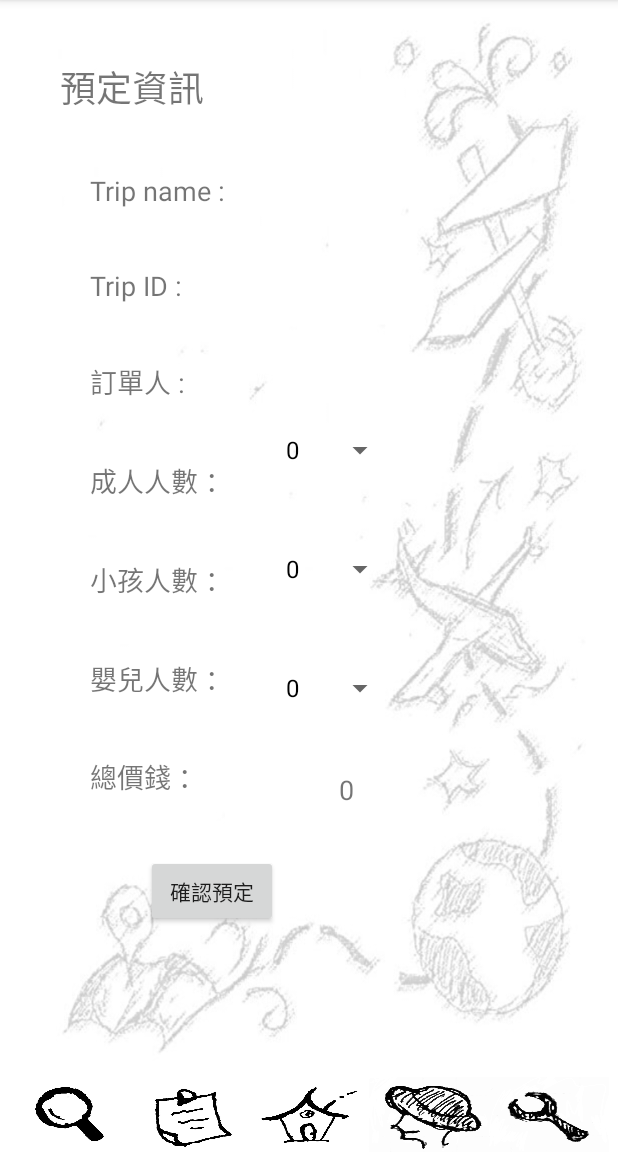
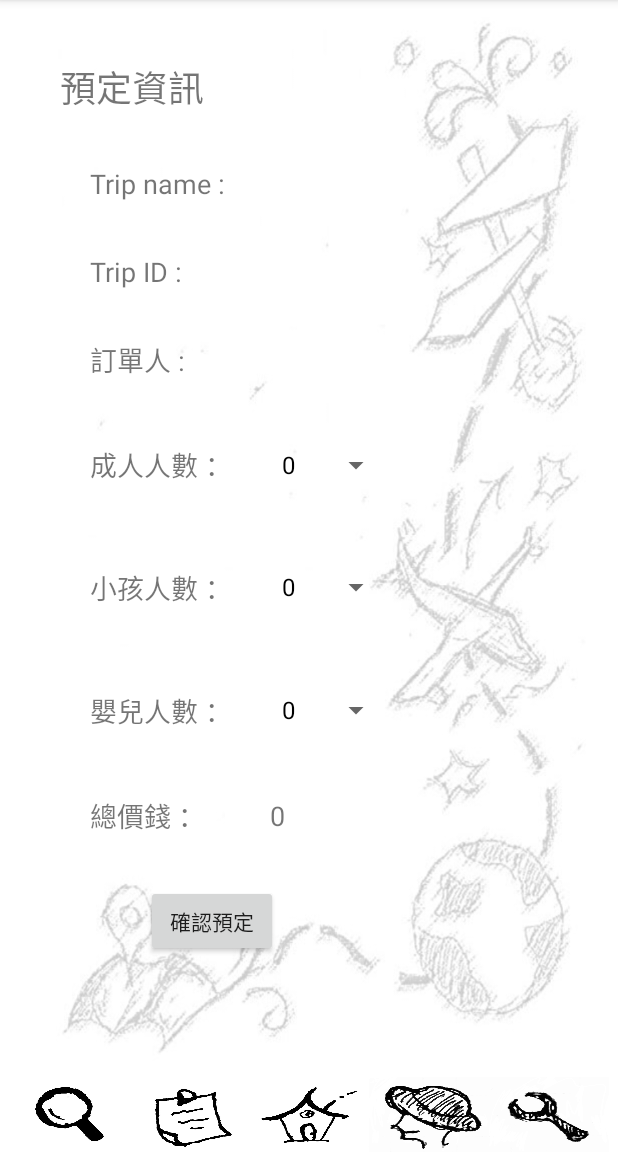
Before and after one commit to Jacksonacc877/OopTravelApp, an Android app: the Booking screen opened directly, with no data from a screen before it, on a phone screen of 412 x 824 dp, the part 84-1236 px from its top. Run offline under Robolectric (Android 15) with nearby library versions, the phone set to English and light mode, and no system bars; our stand-ins replace Firebase (no records; nobody signed in at launch, a user with empty details on screens opened directly); network calls fail; 6 statements that could not run were skipped.

Commit message:
layout push

```diff
--- a/app/src/main/java/com/example/oop_travel_app/search_related/Booking.java
+++ b/app/src/main/java/com/example/oop_travel_app/search_related/Booking.java
@@ -50,6 +50,7 @@ public class Booking extends AppCompatActivity {
         tv_title=(TextView)findViewById(R.id.arrange_inputtripname);
         Title=bundle.getString("Title");
         tv_title.setText(Title);
+        tv_title.setSelected(true);
         price=Integer.parseInt(bundle.getString("Price").toString());
         startdate=bundle.getString("StartDate");
         enddate=bundle.getString("EndDate");
--- a/app/src/main/res/layout/activity_account_register.xml
+++ b/app/src/main/res/layout/activity_account_register.xml
@@ -145,9 +145,9 @@
         android:layout_marginBottom="80dp"
         android:text="@string/regis_bt"
         app:layout_constraintBottom_toTopOf="@+id/linearLayout11"
-        app:layout_constraintEnd_toEndOf="parent"
-        app:layout_constraintHorizontal_bias="0.3"
-        app:layout_constraintStart_toStartOf="parent" />
+        app:layout_constraintEnd_toEndOf="@+id/regis_et_repassword"
+        app:layout_constraintHorizontal_bias="0.4"
+        app:layout_constraintStart_toStartOf="@+id/regis_repassword" />
 
     <LinearLayout
         android:id="@+id/linearLayout11"
--- a/app/src/main/res/layout/activity_booking.xml
+++ b/app/src/main/res/layout/activity_booking.xml
@@ -15,20 +15,24 @@
         android:layout_marginLeft="60dp"
         android:text="@string/arrange_tipname"
         android:textSize="18sp"
-        app:layout_constraintBottom_toTopOf="@+id/arrange_id"
+        app:layout_constraintBottom_toBottomOf="@+id/arrange_inputtripname"
         app:layout_constraintStart_toStartOf="parent"
-        app:layout_constraintTop_toBottomOf="@+id/arrange_title" />
+        app:layout_constraintTop_toTopOf="@+id/arrange_inputtripname" />
 
     <TextView
         android:id="@+id/arrange_inputtripname"
-        android:layout_width="150dp"
+        android:layout_width="170dp"
         android:layout_height="wrap_content"
-        android:layout_marginStart="30dp"
-        android:layout_marginLeft="30dp"
+        android:layout_marginStart="120dp"
+        android:layout_marginLeft="120dp"
+        android:ellipsize="marquee"
+        android:marqueeRepeatLimit="marquee_forever"
+        android:scrollHorizontally="true"
+        android:singleLine="true"
         android:text="TextView"
         android:textSize="18sp"
         app:layout_constraintBottom_toTopOf="@+id/arrange_inputid"
-        app:layout_constraintStart_toEndOf="@+id/arrange_tripname"
+        app:layout_constraintStart_toStartOf="@+id/arrange_tripname"
         app:layout_constraintTop_toBottomOf="@+id/arrange_title" />
 
     <TextView
@@ -39,20 +43,20 @@
         android:layout_marginLeft="60dp"
         android:text="@string/arrange_tripid"
         android:textSize="18sp"
-        app:layout_constraintBottom_toTopOf="@+id/arrange_username"
+        app:layout_constraintBottom_toBottomOf="@+id/arrange_inputid"
         app:layout_constraintStart_toStartOf="parent"
-        app:layout_constraintTop_toBottomOf="@+id/arrange_tripname" />
+        app:layout_constraintTop_toTopOf="@+id/arrange_inputid" />
 
     <TextView
         android:id="@+id/arrange_inputid"
         android:layout_width="wrap_content"
         android:layout_height="wrap_content"
-        android:layout_marginStart="52dp"
-        android:layout_marginLeft="52dp"
+        android:layout_marginStart="120dp"
+        android:layout_marginLeft="120dp"
         android:text="TextView"
         android:textSize="18sp"
         app:layout_constraintBottom_toTopOf="@+id/login_name"
-        app:layout_constraintStart_toEndOf="@+id/arrange_id"
+        app:layout_constraintStart_toStartOf="@+id/arrange_id"
         app:layout_constraintTop_toBottomOf="@+id/arrange_inputtripname" />
 
     <TextView
@@ -75,20 +79,20 @@
         android:layout_marginLeft="60dp"
         android:text="@string/arrange_username"
         android:textSize="18sp"
-        app:layout_constraintBottom_toTopOf="@+id/arrange_numadult"
+        app:layout_constraintBottom_toBottomOf="@+id/login_name"
         app:layout_constraintStart_toStartOf="parent"
-        app:layout_constraintTop_toBottomOf="@+id/arrange_id" />
+        app:layout_constraintTop_toTopOf="@+id/login_name" />
 
     <TextView
         android:id="@+id/login_name"
         android:layout_width="wrap_content"
         android:layout_height="wrap_content"
-        android:layout_marginStart="52dp"
-        android:layout_marginLeft="52dp"
+        android:layout_marginStart="120dp"
+        android:layout_marginLeft="120dp"
         android:text="TextView"
         android:textSize="18sp"
         app:layout_constraintBottom_toTopOf="@+id/spinner_adult"
-        app:layout_constraintStart_toEndOf="@+id/arrange_username"
+        app:layout_constraintStart_toStartOf="@+id/arrange_username"
         app:layout_constraintTop_toBottomOf="@+id/arrange_inputid" />
 
     <TextView
@@ -99,9 +103,9 @@
         android:layout_marginLeft="60dp"
         android:text="@string/numOfAdult"
         android:textSize="18sp"
-        app:layout_constraintBottom_toTopOf="@+id/arrange_numchild"
+        app:layout_constraintBottom_toBottomOf="@+id/spinner_adult"
         app:layout_constraintStart_toStartOf="parent"
-        app:layout_constraintTop_toBottomOf="@+id/arrange_username" />
+        app:layout_constraintTop_toTopOf="@+id/spinner_adult" />
 
     <TextView
         android:id="@+id/arrange_total_amount"
@@ -111,9 +115,9 @@
         android:layout_marginLeft="60dp"
         android:text="@string/total_amount"
         android:textSize="18sp"
-        app:layout_constraintBottom_toTopOf="@+id/arrange_button"
+        app:layout_constraintBottom_toBottomOf="@+id/arrange_amount"
         app:layout_constraintStart_toStartOf="parent"
-        app:layout_constraintTop_toBottomOf="@+id/arrange_numinfant" />
+        app:layout_constraintTop_toTopOf="@+id/arrange_amount" />
 
     <TextView
         android:id="@+id/arrange_numinfant"
@@ -123,18 +127,18 @@
         android:layout_marginLeft="60dp"
         android:text="@string/numOfInfant"
         android:textSize="18sp"
-        app:layout_constraintBottom_toTopOf="@+id/arrange_total_amount"
+        app:layout_constraintBottom_toBottomOf="@+id/spinner_infant"
         app:layout_constraintStart_toStartOf="parent"
-        app:layout_constraintTop_toBottomOf="@+id/arrange_numchild" />
+        app:layout_constraintTop_toTopOf="@+id/spinner_infant" />
 
     <Spinner
         android:id="@+id/spinner_infant"
         android:layout_width="wrap_content"
         android:layout_height="wrap_content"
-        android:layout_marginStart="28dp"
-        android:layout_marginLeft="28dp"
+        android:layout_marginStart="120dp"
+        android:layout_marginLeft="120dp"
         app:layout_constraintBottom_toTopOf="@+id/arrange_amount"
-        app:layout_constraintStart_toEndOf="@+id/arrange_numinfant"
+        app:layout_constraintStart_toStartOf="@+id/arrange_numinfant"
         app:layout_constraintTop_toBottomOf="@+id/spinner_child" />
 
     <TextView
@@ -145,15 +149,15 @@
         android:layout_marginLeft="60dp"
         android:text="@string/numOfChild"
         android:textSize="18sp"
-        app:layout_constraintBottom_toTopOf="@+id/arrange_numinfant"
+        app:layout_constraintBottom_toBottomOf="@+id/spinner_child"
         app:layout_constraintStart_toStartOf="parent"
-        app:layout_constraintTop_toBottomOf="@+id/arrange_numadult" />
+        app:layout_constraintTop_toTopOf="@+id/spinner_child" />
 
     <Button
         android:id="@+id/arrange_button"
         android:layout_width="wrap_content"
         android:layout_height="wrap_content"
-        android:layout_marginBottom="100dp"
+        android:layout_marginBottom="80dp"
         android:text="@string/booked"
         app:layout_constraintBottom_toTopOf="@+id/linearLayout5"
         app:layout_constraintEnd_toEndOf="parent"
@@ -164,36 +168,32 @@
         android:id="@+id/spinner_adult"
         android:layout_width="wrap_content"
         android:layout_height="wrap_content"
-        android:layout_marginStart="28dp"
-        android:layout_marginLeft="28dp"
+        android:layout_marginStart="120dp"
+        android:layout_marginLeft="120dp"
         app:layout_constraintBottom_toTopOf="@+id/spinner_child"
-        app:layout_constraintStart_toEndOf="@+id/arrange_numadult"
+        app:layout_constraintStart_toStartOf="@+id/arrange_numadult"
         app:layout_constraintTop_toBottomOf="@+id/login_name" />
 
     <Spinner
         android:id="@+id/spinner_child"
         android:layout_width="wrap_content"
         android:layout_height="wrap_content"
-        android:layout_marginStart="28dp"
-        android:layout_marginLeft="28dp"
+        android:layout_marginStart="120dp"
+        android:layout_marginLeft="120dp"
         app:layout_constraintBottom_toTopOf="@+id/spinner_infant"
-        app:layout_constraintStart_toEndOf="@+id/arrange_numchild"
+        app:layout_constraintStart_toStartOf="@+id/arrange_numchild"
         app:layout_constraintTop_toBottomOf="@+id/spinner_adult" />
 
     <TextView
         android:id="@+id/arrange_amount"
         android:layout_width="wrap_content"
         android:layout_height="wrap_content"
-        android:layout_marginStart="37dp"
-        android:layout_marginLeft="37dp"
-        android:layout_marginEnd="124dp"
-        android:layout_marginRight="124dp"
+        android:layout_marginStart="120dp"
+        android:layout_marginLeft="120dp"
         android:text="0"
         android:textSize="18sp"
         app:layout_constraintBottom_toTopOf="@+id/arrange_button"
-        app:layout_constraintEnd_toEndOf="parent"
-        app:layout_constraintHorizontal_bias="0.5"
-        app:layout_constraintStart_toEndOf="@+id/arrange_total_amount"
+        app:layout_constraintStart_toStartOf="@+id/arrange_total_amount"
         app:layout_constraintTop_toBottomOf="@+id/spinner_infant" />
 
     <LinearLayout
```
Also changed, not shown: app/src/main/res/layout/activity_revised.xml (+38 -38 lines).
